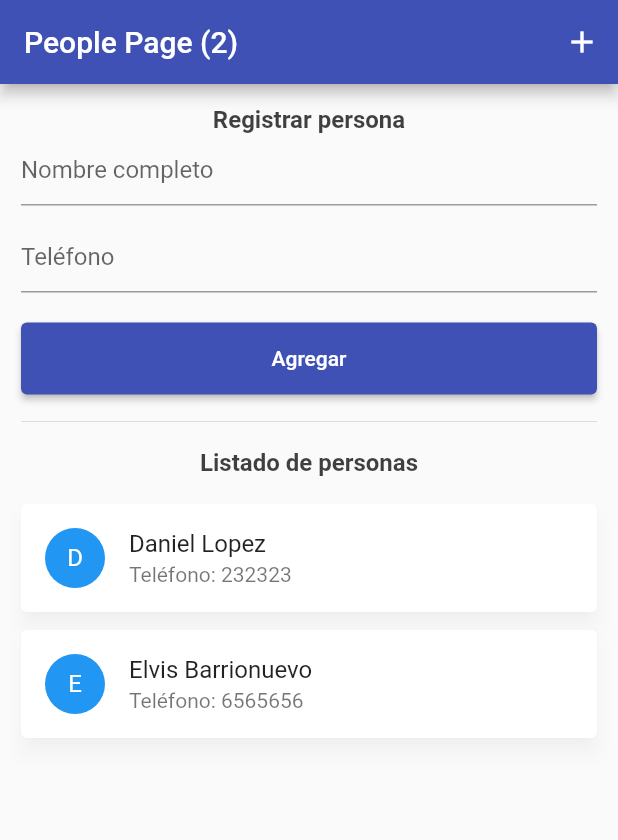
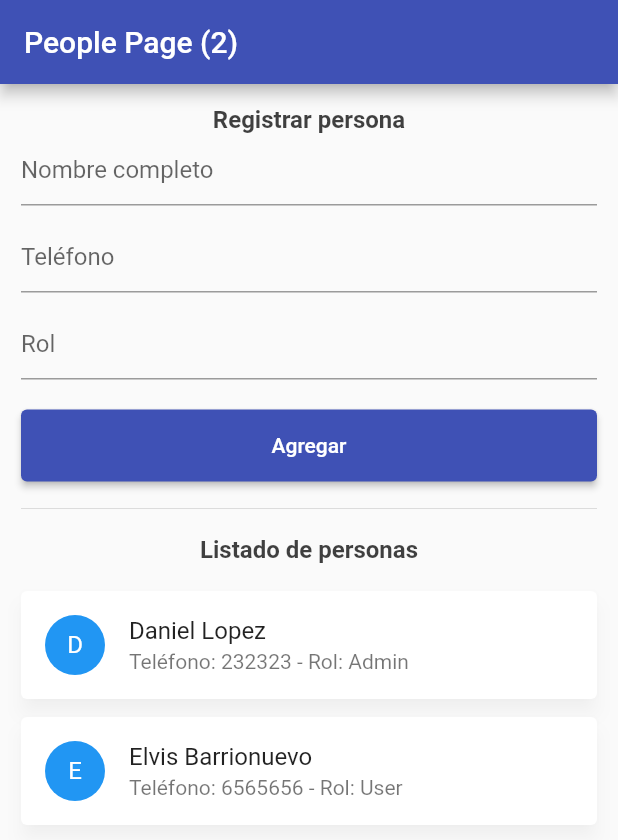
Before and after one commit to ehbarrionuevo/flutter_codigo2_people, a Flutter app: the screen it shows after launch, on a phone screen of 412 x 824 dp. Shown: the top 840 px of the screen. Run offline on Flutter 3.47's test engine with Material 2 defaults, Android fonts, the phone set to English and light mode, and no system bars.

```diff
--- a/lib/item_person_widget.dart
+++ b/lib/item_person_widget.dart
@@ -44,7 +44,7 @@ class ItemPersonWidget extends StatelessWidget {
         title: Text(
           data.name,
         ),
-        subtitle: Text("Teléfono: ${data.phone}"),
+        subtitle: Text("Teléfono: ${data.phone} - Rol: ${data.role}"),
       ),
     );
   }
--- a/lib/people_page.dart
+++ b/lib/people_page.dart
@@ -27,13 +27,23 @@ class _PeoplePageState extends State<PeoplePage> {
   ];
 
   List<UserModel> people2 = [
-    UserModel(id: 1, name: "Daniel Lopez", phone: "232323"),
-    UserModel(id: 2, name: "Elvis Barrionuevo", phone: "6565656"),
+    UserModel(
+      id: 1,
+      name: "Daniel Lopez",
+      phone: "232323",
+      role: "Admin"
+    ),
+    UserModel(
+      id: 2,
+      name: "Elvis Barrionuevo",
+      phone: "6565656",
+      role: "User",
+    ),
   ];
 
   String fullName = "";
   String phone = "";
-
+  String role = "";
 
   @override
   Widget build(BuildContext context) {
@@ -42,19 +52,7 @@ class _PeoplePageState extends State<PeoplePage> {
         backgroundColor: Colors.indigo,
         title: Text("People Page (${people2.length})"),
         actions: [
-          IconButton(
-            onPressed: () {
-              UserModel person =
-                  UserModel(id: 3, name: "Catalina Montes", phone: "354545");
 
-              people2.add(person);
-
-              setState(() {});
-            },
-            icon: const Icon(
-              Icons.add,
-            ),
-          ),
         ],
       ),
       body: SingleChildScrollView(
@@ -73,7 +71,7 @@ class _PeoplePageState extends State<PeoplePage> {
               decoration: const InputDecoration(
                 hintText: "Nombre completo",
               ),
-              onChanged: (String value){
+              onChanged: (String value) {
                 fullName = value;
               },
             ),
@@ -84,8 +82,19 @@ class _PeoplePageState extends State<PeoplePage> {
               decoration: const InputDecoration(
                 hintText: "Teléfono",
               ),
-              onChanged: (String value){
+              onChanged: (String value) {
                 phone = value;
+              },
+            ),
+            const SizedBox(
+              height: 10.0,
+            ),
+            TextField(
+              decoration: const InputDecoration(
+                hintText: "Rol",
+              ),
+              onChanged: (String value) {
+                role = value;
               },
             ),
             const SizedBox(
@@ -100,6 +109,7 @@ class _PeoplePageState extends State<PeoplePage> {
                     id: people2.length + 1,
                     name: fullName,
                     phone: phone,
+                    role: role,
                   );
 
                   people2.add(user);
--- a/lib/user_model.dart
+++ b/lib/user_model.dart
@@ -2,10 +2,12 @@ class UserModel {
   int id;
   String name;
   String phone;
+  String role;
 
   UserModel({
     required this.id,
     required this.name,
     required this.phone,
+    required this.role,
   });
 }
```
